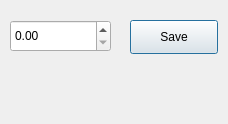
Qt form Config_Set_Hour_Cost.ui (bedi1982/Oficina) before a commit.
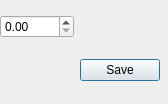
The same form after that commit.

Diff of the .ui file:
```diff
--- a/Config_Set_Hour_Cost.ui
+++ b/Config_Set_Hour_Cost.ui
@@ -6,8 +6,8 @@
    <rect>
     <x>0</x>
     <y>0</y>
-    <width>228</width>
-    <height>124</height>
+    <width>168</width>
+    <height>104</height>
    </rect>
   </property>
   <property name="minimumSize">
@@ -25,41 +25,34 @@
   <property name="windowTitle">
    <string>Ajustar custo por hora trabalhada</string>
   </property>
-  <widget class="QLabel" name="lbl_Emoticon">
+  <widget class="QWidget" name="gridLayoutWidget">
    <property name="geometry">
     <rect>
-     <x>20</x>
-     <y>60</y>
-     <width>71</width>
-     <height>51</height>
+     <x>0</x>
+     <y>0</y>
+     <width>160</width>
+     <height>98</height>
     </rect>
    </property>
-   <property name="text">
-    <string/>
-   </property>
-  </widget>
-  <widget class="QDoubleSpinBox" name="spin_hour_Cost">
-   <property name="geometry">
-    <rect>
-     <x>10</x>
-     <y>20</y>
-     <width>101</width>
-     <height>32</height>
-    </rect>
-   </property>
-  </widget>
-  <widget class="QPushButton" name="btn_Save">
-   <property name="geometry">
-    <rect>
-     <x>130</x>
-     <y>20</y>
-     <width>88</width>
-     <height>34</height>
-    </rect>
-   </property>
-   <property name="text">
-    <string>Save</string>
-   </property>
+   <layout class="QGridLayout" name="gridLayout">
+    <item row="1" column="1">
+     <widget class="QPushButton" name="btn_Save">
+      <property name="text">
+       <string>Save</string>
+      </property>
+     </widget>
+    </item>
+    <item row="0" column="0">
+     <widget class="QDoubleSpinBox" name="spin_Hour_Cost"/>
+    </item>
+    <item row="1" column="0">
+     <widget class="QLabel" name="lbl_Emoticon">
+      <property name="text">
+       <string/>
+      </property>
+     </widget>
+    </item>
+   </layout>
   </widget>
  </widget>
  <resources/>
```
Left out of the diff: 2 changed lines with no effect on the pictures.
